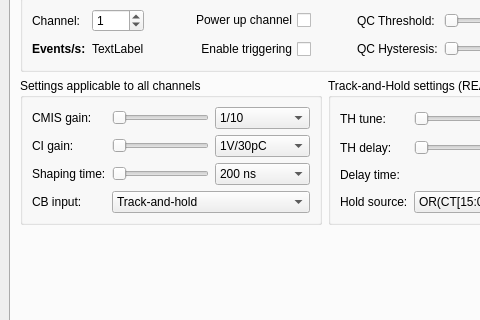
tstana/cubes-sw, file CubesControl/ui/cubescontrol.ui: the form before one commit; both pictures show x 0 to 480 and y 83 to 403 of the 860 by 640 pixel window.
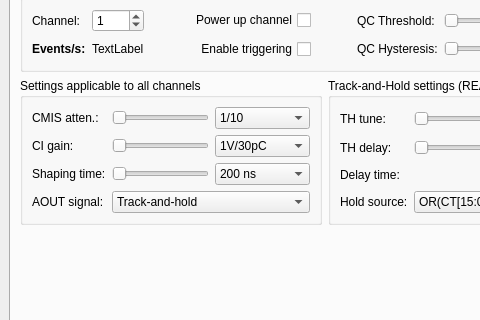
The form after the commit. The open tabs and pages were chosen to show the change. Icons and pictures are not drawn. Custom widgets are drawn as their Qt base class.

Commit message: UI: Made some labels in SIPHRA visual config tab clearer

```diff
--- a/CubesControl/ui/cubescontrol.ui
+++ b/CubesControl/ui/cubescontrol.ui
@@ -178,7 +178,7 @@
            <item row="0" column="0">
             <widget class="QLabel" name="label_8">
              <property name="text">
-              <string>CMIS gain:</string>
+              <string>CMIS atten.:</string>
              </property>
             </widget>
            </item>
@@ -323,7 +323,7 @@
            <item row="3" column="0">
             <widget class="QLabel" name="label_14">
              <property name="text">
-              <string>CB input:</string>
+              <string>AOUT signal:</string>
              </property>
             </widget>
            </item>
```
